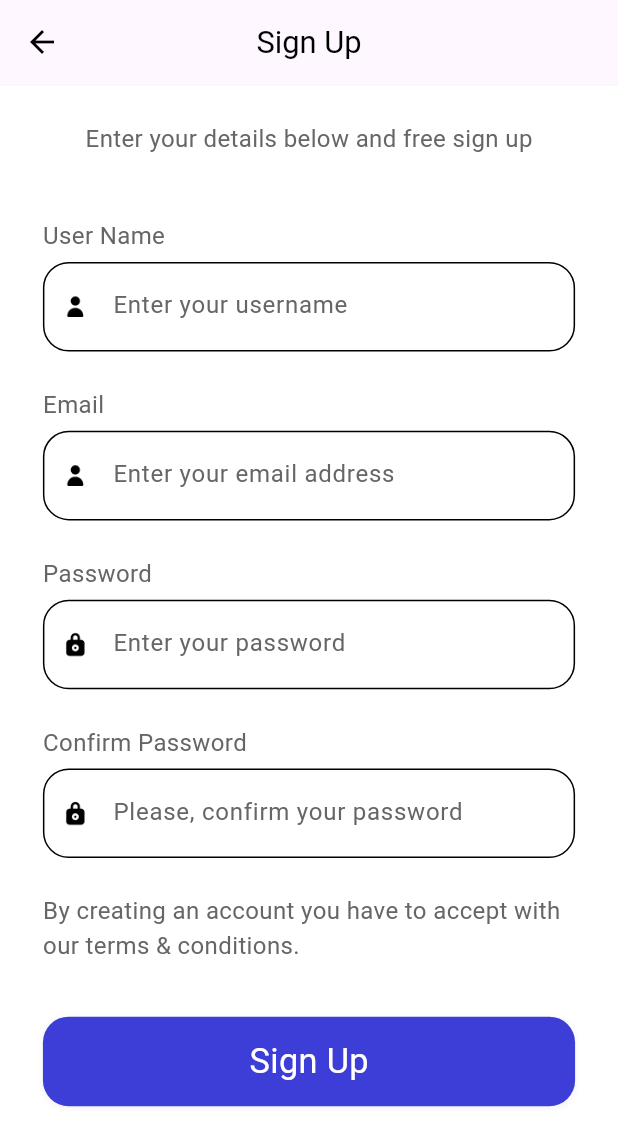
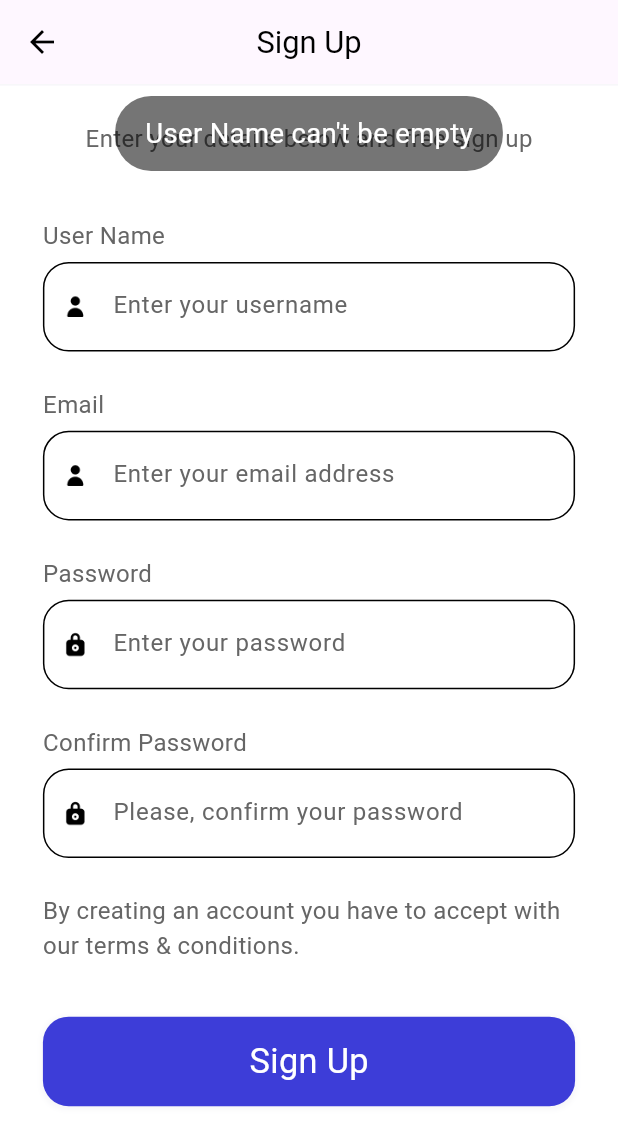
Before and after one commit to praveenmaurya09/ulearning, a Flutter app: the Register screen opened by its route, after a tap on "Sign Up", on a phone screen of 412 x 824 dp. Shown: the top 1146 px of the screen. Run offline on Flutter 3.47's test engine with Material 2 defaults, Android fonts, the light colour scheme and no system bars; our stand-ins replace cloud_firestore, dots_indicator, firebase_auth, firebase_core, flutter_bloc, flutter_screenutil and 1 more; accounts and stored records are empty; Roboto replaces fonts that are missing (Avenir).

Commit message:
login and register with firebase completed.

```diff
--- a/lib/pages/bloc_providers.dart
+++ b/lib/pages/bloc_providers.dart
@@ -1,4 +1,5 @@
 import 'package:flutter_bloc/flutter_bloc.dart';
+import 'package:ulearning/pages/register/bloc/register_blocs.dart';
 import 'package:ulearning/pages/sign_in/bloc/sign_in_blocs.dart';
 import 'package:ulearning/pages/welcome/bloc/welcome_blocs.dart';
 
@@ -7,7 +8,8 @@ import '../app_blocs.dart';
 class AppBlocProviders{
   static get allBlocProviders => [
     BlocProvider(create: (context) => WelcomeBlocs(),),
-    BlocProvider(create: (context) => AppBlocs(),),
+    // BlocProvider(create: (context) => AppBlocs(),),
     BlocProvider(create: (context) => SignInBlocs(),),
+    BlocProvider(create: (context) => RegisterBlocs(),),
   ];
 }
--- a/lib/pages/register/bloc/register_blocs.dart
+++ b/lib/pages/register/bloc/register_blocs.dart
@@ -0,0 +1,35 @@
+import 'package:flutter_bloc/flutter_bloc.dart';
+import 'package:ulearning/pages/register/bloc/register_events.dart';
+import 'package:ulearning/pages/register/bloc/register_states.dart';
+
+class RegisterBlocs extends Bloc<RegisterEvents, RegisterStates>{
+  RegisterBlocs():super(const RegisterStates()){
+    on<UserNameEvent>(_userNameEvent);
+    on<EmailEvent>(_emailEvent);
+    on<PasswordEvent>(_passwordEvent);
+    on<RePasswordEvent>(_rePasswordEvent);
+
+  }
+
+  void _userNameEvent(UserNameEvent event, Emitter<RegisterStates> emit){
+    print("${event.userName}");
+      emit(state.copyWith(userName: event.userName));
+  }
+
+  void _emailEvent(EmailEvent event, Emitter<RegisterStates> emit){
+    print("${event.email}");
+    emit(state.copyWith(email: event.email));
+  }
+
+  void _passwordEvent(PasswordEvent event, Emitter<RegisterStates> emit){
+    print("${event.password}");
+    emit(state.copyWith(password: event.password));
+  }
+
+  void _rePasswordEvent(RePasswordEvent event, Emitter<RegisterStates> emit){
+    print("${event.rePassword}");
+    emit(state.copyWith(rePassword: event.rePassword));
+  }
+
+
+}
--- a/lib/pages/register/bloc/register_events.dart
+++ b/lib/pages/register/bloc/register_events.dart
@@ -0,0 +1,25 @@
+
+
+abstract class RegisterEvents {
+  const RegisterEvents();
+}
+
+class UserNameEvent extends RegisterEvents{
+  final String userName;
+  const UserNameEvent(this.userName);
+}
+
+class EmailEvent extends RegisterEvents{
+  final String email;
+  const EmailEvent(this.email);
+}
+
+class PasswordEvent extends RegisterEvents{
+  final String password;
+  const PasswordEvent(this.password);
+}
+
+class RePasswordEvent extends RegisterEvents{
+  final String rePassword;
+  const RePasswordEvent(this.rePassword);
+}
--- a/lib/pages/register/bloc/register_states.dart
+++ b/lib/pages/register/bloc/register_states.dart
@@ -4,5 +4,19 @@ class RegisterStates {
   final String password;
   final String rePassword;
 
-  const RegisterStates(this.userName, this.email, this.password, this.rePassword);
+  // optional named parameter
+  const RegisterStates(
+      {this.userName = "",
+      this.email = "",
+      this.password = "",
+      this.rePassword = ""});
+
+  RegisterStates copyWith(
+      {String? userName, String? email, String? password, String? rePassword}) {
+    return RegisterStates(
+        userName: userName ?? this.userName,
+        email: email ?? this.email,
+        password: password ?? this.password,
+        rePassword: rePassword ?? this.rePassword);
+  }
 }
--- a/lib/pages/register/register.dart
+++ b/lib/pages/register/register.dart
@@ -1,5 +1,10 @@
 import 'package:flutter/material.dart';
+import 'package:flutter_bloc/flutter_bloc.dart';
 import 'package:flutter_screenutil/flutter_screenutil.dart';
+import 'package:ulearning/pages/register/bloc/register_blocs.dart';
+import 'package:ulearning/pages/register/bloc/register_events.dart';
+import 'package:ulearning/pages/register/bloc/register_states.dart';
+import 'package:ulearning/pages/register/register_controller.dart';
 
 
 import '../common_widgets.dart';
@@ -14,6 +19,7 @@ class Register extends StatefulWidget {
 class _RegisterState extends State<Register> {
   @override
   Widget build(BuildContext context) {
+    return BlocBuilder<RegisterBlocs, RegisterStates>(builder: (context, state){
       return Container(
         color: Colors.white,
         child: SafeArea(
@@ -38,22 +44,22 @@ class _RegisterState extends State<Register> {
                         reusableText("User Name"),
                         buildTextField(
                             "Enter your username", "email", "user", (value) {
-                        //context.read<SignInBlocs>().add(EmailEvent(value));
+                          context.read<RegisterBlocs>().add(UserNameEvent(value));
                         }),
                         reusableText("Email"),
                         buildTextField(
                             "Enter your email address", "email", "user", (value) {
-                        //context.read<SignInBlocs>().add(EmailEvent(value));
+                          context.read<RegisterBlocs>().add(EmailEvent(value));
                         }),
                         reusableText("Password"),
                         buildTextField(
                             "Enter your password", "password", "lock", (value) {
-                        //context.read<SignInBlocs>().add(EmailEvent(value));
+                          context.read<RegisterBlocs>().add(PasswordEvent(value));
                         }),
                         reusableText("Confirm Password"),
                         buildTextField("Please, confirm your password", "password", "lock",
                                 (value) {
-                        // context.read<SignInBlocs>().add(PasswordEvent(value));
+                              context.read<RegisterBlocs>().add(RePasswordEvent(value));
                             }),
                         reusableText("By creating an account you have to accept with our terms & conditions."),
                       ],
@@ -61,7 +67,8 @@ class _RegisterState extends State<Register> {
                   ),
 
                   buildLogInAndRegButton("Sign Up", "login", () {
-                  Navigator.of(context).pushNamed("register");
+                    // Navigator.of(context).pushNamed("register");
+                    RegisterController(context: context).handleEmailRegister();
                   }),
                 ],
               ),
@@ -69,5 +76,6 @@ class _RegisterState extends State<Register> {
           ),
         ),
       );
+    });
   }
 }
--- a/lib/pages/register/register_controller.dart
+++ b/lib/pages/register/register_controller.dart
@@ -0,0 +1,59 @@
+import 'package:firebase_auth/firebase_auth.dart';
+import 'package:flutter/cupertino.dart';
+import 'package:flutter_bloc/flutter_bloc.dart';
+import 'package:ulearning/common/widgets/flutter_toast.dart';
+import 'package:ulearning/pages/register/bloc/register_blocs.dart';
+
+class RegisterController {
+  final BuildContext context;
+  const RegisterController({required this.context});
+
+  Future<void> handleEmailRegister() async {
+    final state = context.read<RegisterBlocs>().state;
+    String userName = state.userName;
+    String email = state.email;
+    String password = state.password;
+    String rePassword = state.rePassword;
+
+    if (userName.isEmpty) {
+      toastInfo(msg: "User Name can't be empty");
+      return;
+    }
+    if (email.isEmpty) {
+      toastInfo(msg: "Email can't be empty");
+      return;
+    }
+    if (password.isEmpty) {
+      toastInfo(msg: "Password can't be empty");
+      return;
+    }
+    if (rePassword.isEmpty) {
+      toastInfo(msg: "Please confirm your password");
+      return;
+    }
+
+    try {
+      final credential = await FirebaseAuth.instance
+          .createUserWithEmailAndPassword(email: email, password: password);
+
+      if (credential.user != null) {
+        await credential.user?.sendEmailVerification();
+        await credential.user?.updateDisplayName(userName);
+
+        toastInfo(
+            msg:
+                "An Email has been sent to your register email. To activate it, "
+                    "Please check your inbox and click on the link to verify.");
+        Navigator.of(context).pop();
+      }
+    } on FirebaseAuthException catch (e) {
+      if (e.code == "weak-password") {
+        toastInfo(msg: "The provided password is to week");
+      } else if (e.code == "email-already-in-use") {
+        toastInfo(msg: "The Email is already in use.");
+      } else if (e.code == "invalid-email") {
+        toastInfo(msg: "The Email is invalid.");
+      }
+    }
+  }
+}
```
Also changed, not shown: lib/main.dart (+54 -56 lines). Lines whose indentation alone changed are shown as unchanged.
